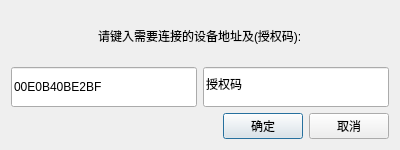
This is examples/connect.ui in nulijiabei/cgoqt as Qt 5 draws it before an edit. The edited form follows.
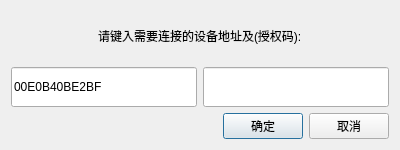
This is the edited form.

```diff
--- a/examples/connect.ui
+++ b/examples/connect.ui
@@ -71,7 +71,7 @@
           </size>
          </property>
          <property name="text">
-          <string>授权码</string>
+          <string/>
          </property>
         </widget>
        </item>
```
